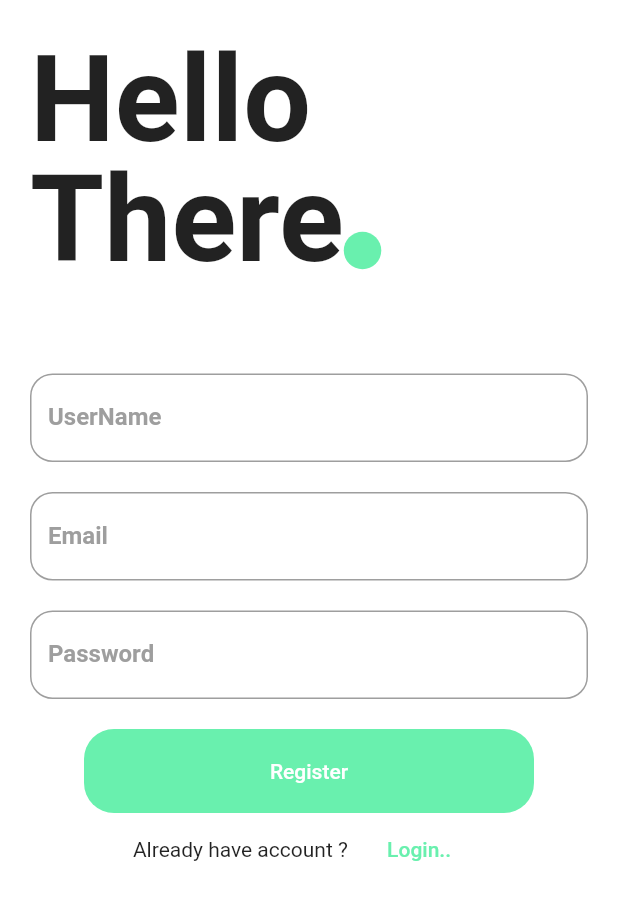
After one commit to DedSecTeam17/flutter_ui_coching_app, a Flutter app: the Register screen opened directly, on a phone screen of 412 x 824 dp. The commit adds this screen. Shown: the top 900 px of the screen. Run offline on Flutter 3.47's test engine with Material 2 defaults, Android fonts, the phone set to English and light mode, and no system bars; network calls fail.

Commit message:
Add login and register ui

```diff
--- a/lib/main.dart
+++ b/lib/main.dart
@@ -254,9 +254,7 @@ class HomePageState extends State<HomePage> {
                 )
                 )
               ],
-
             )
-
         )
     );
   }
--- /dev/null
+++ b/lib/sign_up.dart
@@ -0,0 +1,160 @@
+import 'package:flutter/material.dart';
+
+void main() =>
+    runApp(
+        MaterialApp(
+          debugShowCheckedModeBanner: false,
+          title: 'Coaching App',
+          home: Register(),
+        )
+
+    );
+
+
+class Register extends StatefulWidget {
+  @override
+  State<StatefulWidget> createState() {
+    // TODO: implement createState
+    return RegisterState();
+  }
+
+}
+
+class RegisterState extends State<Register> {
+  @override
+  Widget build(BuildContext context) {
+    // TODO: implement build
+
+
+    return Scaffold(
+        backgroundColor: Colors.white,
+        body: ListView(
+
+          children: <Widget>[
+
+            Stack(
+              children: <Widget>[
+                Container(
+                  margin: EdgeInsets.fromLTRB(20.0, 20.0, 20.0, 20.0),
+                  child: Text('Hello', style: TextStyle(
+                      fontWeight: FontWeight.bold, fontSize: 80.0),),
+                ),
+                Container(
+                    margin: EdgeInsets.fromLTRB(20.0, 100.0, 20.0, 20.0),
+                    child: Row(
+                      mainAxisAlignment: MainAxisAlignment.start,
+                      children: <Widget>[
+                        Text('There', style: TextStyle(
+                            fontWeight: FontWeight.bold, fontSize: 80.0),),
+                        Container(
+                          margin: EdgeInsets.only(top: 40.0),
+                          width: 25.0,
+                          height: 25.0,
+                          decoration: BoxDecoration(
+                              borderRadius: BorderRadius.circular(30.0),
+                              color: Colors.greenAccent
+                          ),
+                        )
+                      ],
+                    )
+                )
+
+              ],
+            ),
+            SizedBox(height: 15.0,),
+            Column(
+              children: <Widget>[
+
+
+                Container(
+                  margin: EdgeInsets.only(left: 20.0, right: 20.0, top: 20.0),
+                  child: TextField(
+                    decoration: InputDecoration(
+                      border: OutlineInputBorder(
+                          borderRadius: BorderRadius.circular(15.0)),
+                      labelText: 'UserName',
+                      labelStyle: TextStyle(
+                          color: Colors.grey,
+                          fontWeight: FontWeight.bold
+                      ),
+                    ), keyboardType: TextInputType.text,
+                  ),
+                ),
+
+                Container(
+                  margin: EdgeInsets.only(left: 20.0, right: 20.0, top: 20.0),
+                  child: TextField(
+                    decoration: InputDecoration(
+                      border: OutlineInputBorder(
+                          borderRadius: BorderRadius.circular(15.0)),
+                      labelText: 'Email',
+                      labelStyle: TextStyle(
+                          color: Colors.grey,
+                          fontWeight: FontWeight.bold
+                      ),
+                    ),
+                    keyboardType: TextInputType.emailAddress,
+                  ),
+                ),
+
+
+                Container(
+                  margin: EdgeInsets.only(left: 20.0, right: 20.0, top: 20.0),
+                  child: TextField(
+
+
+                    decoration: InputDecoration(
+                      border: OutlineInputBorder(
+                          borderRadius: BorderRadius.circular(15.0)),
+
+                      labelText: 'Password',
+                      labelStyle: TextStyle(
+                          color: Colors.grey,
+                          fontWeight: FontWeight.bold
+                      ),
+                    ), obscureText: true,
+                  ),
+                ),
+
+
+                Container(
+                  margin: EdgeInsets.only(left: 20.0, right: 20.0, top: 20.0),
+                  height: 56.0,
+                  width: 300.0,
+                  decoration: BoxDecoration(
+                    borderRadius: BorderRadius.circular(20.0),
+//                    border: Border.all(color: Colors.greenAccent,width: 1.0)
+                  ),
+                  child: FlatButton(
+                    color: Colors.greenAccent,
+                    onPressed: () {},
+                    child: Text(
+                      'Register', style: TextStyle(color: Colors.white),),
+                    shape: RoundedRectangleBorder(
+                        borderRadius: BorderRadius.circular(20.0)),
+                  ),
+                ),
+                Container(
+                  child: Row(
+                    mainAxisAlignment: MainAxisAlignment.center,
+                    children: <Widget>[
+                      Text('Already have account ? '),
+                      FlatButton(onPressed: () {
+                        Navigator.of(context).pop();
+                      },
+                          child: Text('Login..',
+                            style: TextStyle(color: Colors.greenAccent),))
+                    ],
+                  ),
+                )
+              ],
+            )
+
+
+          ],
+        )
+
+    );
+  }
+
+}
```
Also changed, not shown: lib/login.dart (added, +183 -0 lines).
